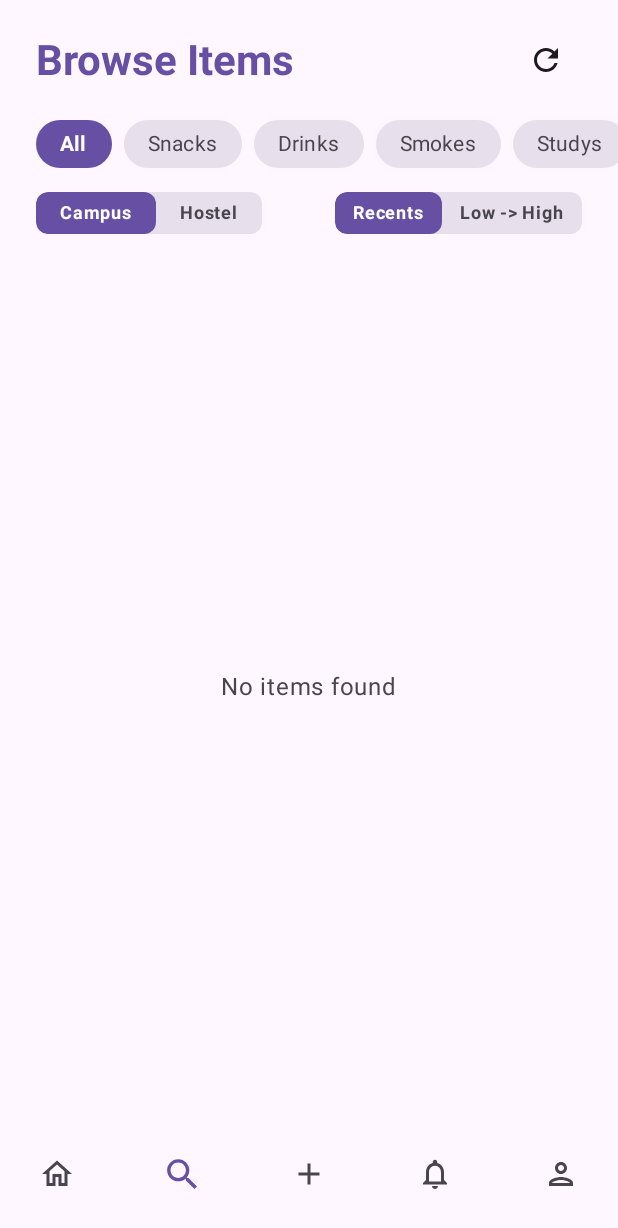
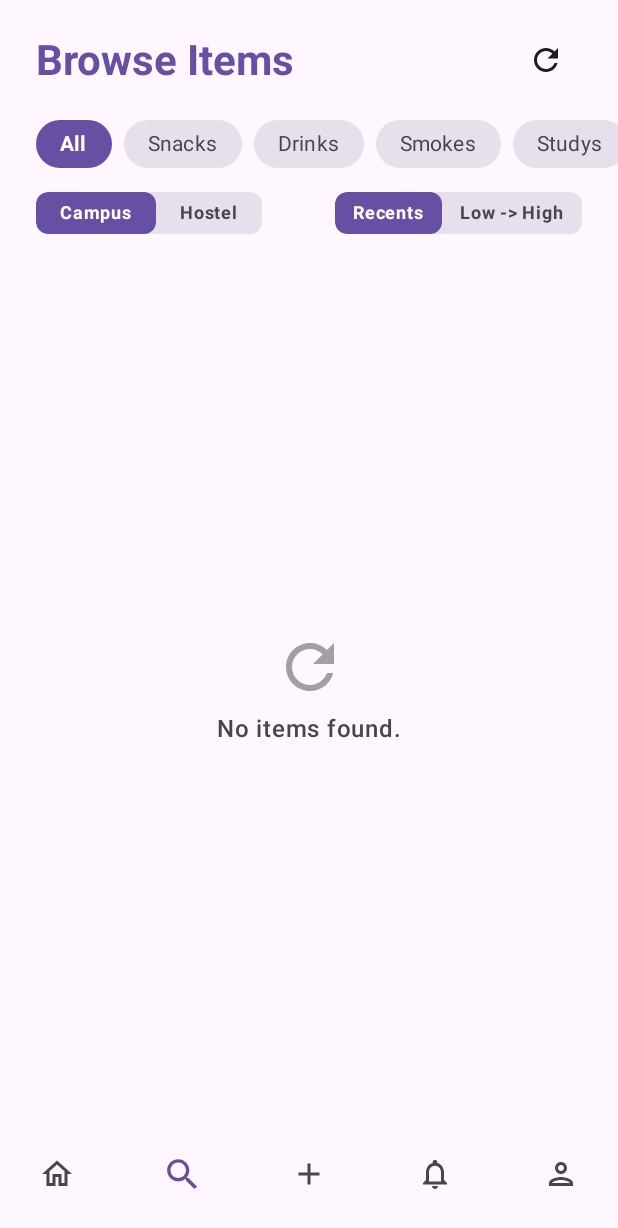
Before and after one commit to redrighthand2007/SWYCH, an Android app built with Jetpack Compose: the MainScreen screen opened through its navigation route, item 2 of the bottom bar chosen, on a phone screen of 412 x 824 dp. Shown: the top 1228 px of the screen. Run offline under Robolectric (Android 15) with nearby library versions, the phone set to English and light mode, and no system bars; our stand-ins replace Shimmer; libraries missing offline, so code that uses them is left out: io.github.jan.supabase; pictures from the network do not load; 4 statements that could not run were skipped.

Commit message:
fix missed ui issues

```diff
--- a/app/src/main/java/com/kush/swych/ui/browse/BrowseScreen.kt
+++ b/app/src/main/java/com/kush/swych/ui/browse/BrowseScreen.kt
@@ -228,7 +228,16 @@ fun BrowseContent(
 
             if (filteredItems.isEmpty()) {
                 Box(modifier = Modifier.fillMaxSize(), contentAlignment = androidx.compose.ui.Alignment.Center) {
-                    Text(fetchError ?: "No items found", color = MaterialTheme.colorScheme.onSurfaceVariant)
+                    Column(horizontalAlignment = Alignment.CenterHorizontally) {
+                        Icon(Icons.Default.Refresh, contentDescription = null, tint = MaterialTheme.colorScheme.onSurfaceVariant.copy(alpha = 0.5f), modifier = Modifier.size(48.dp))
+                        Spacer(Modifier.height(8.dp))
+                        Text(
+                            text = fetchError ?: "No items found.",
+                            style = MaterialTheme.typography.bodyLarge,
+                            fontWeight = FontWeight.SemiBold,
+                            color = MaterialTheme.colorScheme.onSurfaceVariant
+                        )
+                    }
                 }
             } else {
                 LazyVerticalGrid(
--- a/app/src/main/java/com/kush/swych/ui/main/MainScreen.kt
+++ b/app/src/main/java/com/kush/swych/ui/main/MainScreen.kt
@@ -108,15 +108,20 @@ fun MainScreen(
         selectedTabIndex = 0
     }
 
+    val hapticManager = remember { com.kush.swych.core.util.HapticManager(context) }
+
     Scaffold(
         bottomBar = {
             SwychBottomBar(
                 selectedIndex = selectedTabIndex,
                 hasPendingDeals = hasPendingDeals,
                 onTabSelected = { index ->
-                    selectedTabIndex = index
-                    if (index == 1 && browseCategory.isNotEmpty()) {
-                        browseCategory = ""
+                    if (selectedTabIndex != index) {
+                        hapticManager.triggerFeedback()
+                        selectedTabIndex = index
+                        if (index == 1 && browseCategory.isNotEmpty()) {
+                            browseCategory = ""
+                        }
                     }
                 }
             )
--- a/app/src/main/java/com/kush/swych/ui/postitem/PostItemScreen.kt
+++ b/app/src/main/java/com/kush/swych/ui/postitem/PostItemScreen.kt
@@ -91,9 +91,9 @@ fun PostItemScreen(navController: NavController, onNavigateHome: () -> Unit) {
         ) {
             Text(
                 text = "Sell an Item",
-                style = MaterialTheme.typography.headlineMedium.copy(fontWeight = FontWeight.Black),
+                style = MaterialTheme.typography.headlineMedium.copy(fontWeight = FontWeight.Bold),
                 modifier = Modifier.padding(horizontal = 24.dp, vertical = 16.dp),
-                color = MaterialTheme.colorScheme.onBackground
+                color = MaterialTheme.colorScheme.primary
             )
 
             AnimatedVisibility(
--- a/app/src/main/java/com/kush/swych/ui/profile/ProfileScreen.kt
+++ b/app/src/main/java/com/kush/swych/ui/profile/ProfileScreen.kt
@@ -69,9 +69,9 @@ fun ProfileScreen(
         // Header (matching BrowseScreen structure exactly)
         Text(
             text = "Profile",
-            style = MaterialTheme.typography.headlineMedium.copy(fontWeight = FontWeight.Black),
+            style = MaterialTheme.typography.headlineMedium.copy(fontWeight = FontWeight.Bold),
             modifier = Modifier.padding(horizontal = 24.dp, vertical = 16.dp),
-            color = MaterialTheme.colorScheme.onBackground
+            color = MaterialTheme.colorScheme.primary
         )
 
         Column(
```
Also changed, not shown: app/src/main/java/com/kush/swych/ui/deals/DealsScreen.kt (+24 -7 lines), app/src/main/java/com/kush/swych/ui/home/HomeScreen.kt (+1 -9 lines).
